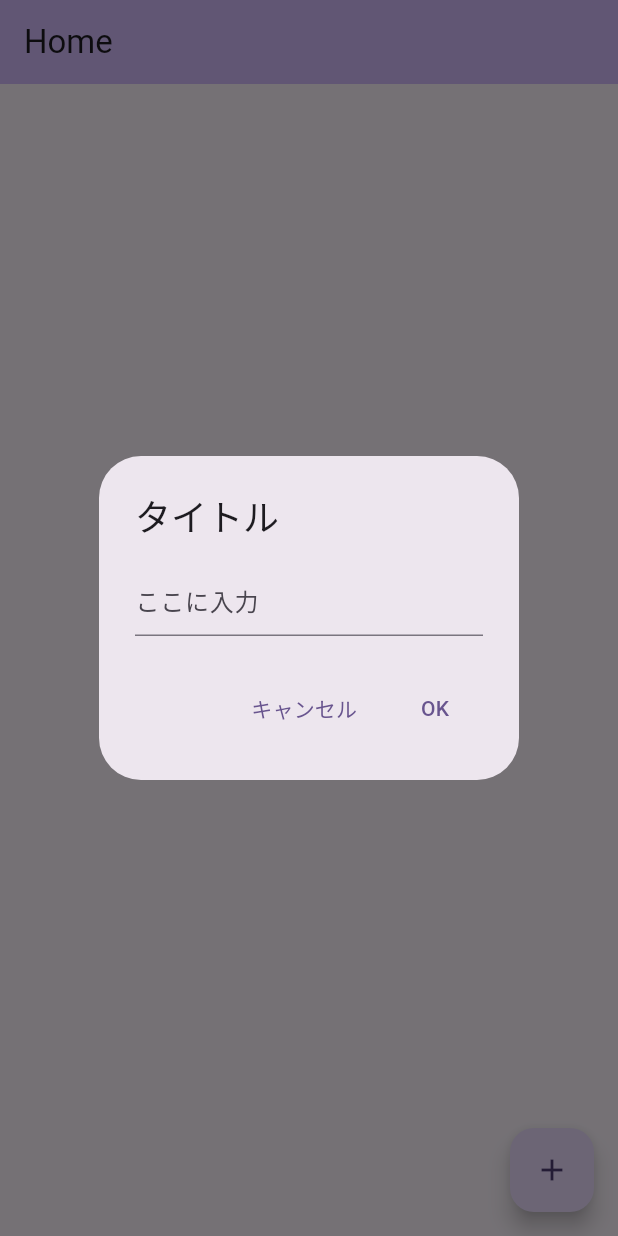
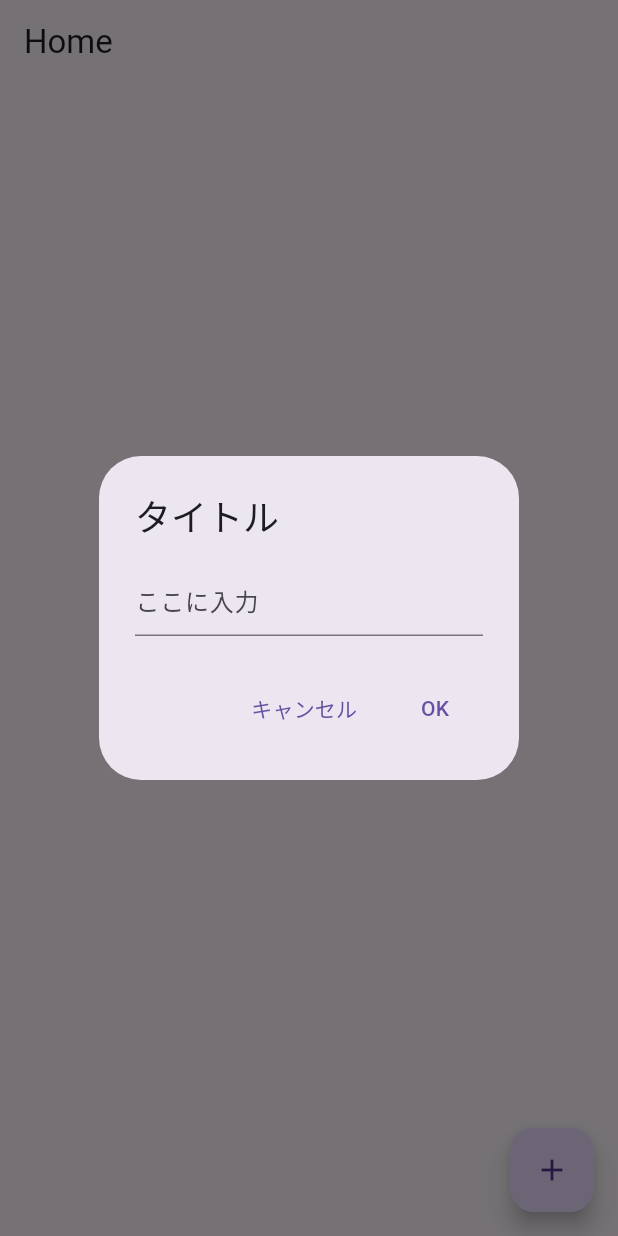
Before and after one commit to rai03k/dit-memo, a Flutter app: the screen it shows after launch, after a tap on the "add" icon, on a phone screen of 412 x 824 dp. Run offline on Flutter 3.47's test engine with Material 2 defaults, Android fonts, the phone set to English and light mode, and no system bars; our stand-ins replace flutter_riverpod, sqflite; accounts and stored records are empty.

Commit message:
third commit

```diff
--- a/lib/dbHelper.dart
+++ b/lib/dbHelper.dart
@@ -81,7 +81,9 @@ class DatabaseHelper {
 
   Future<List<Map<String, dynamic>>> queryAllRows() async {
     Database? db = await instance.database;
-    return await db!.query(table);
+    List<Map<String, dynamic>> result = await db!.query(table);
+    result.forEach((row) => print(row));
+    return result;
   }
 
   Future<int> update(Map<String, dynamic> row) async {
--- a/lib/main.dart
+++ b/lib/main.dart
@@ -19,7 +19,6 @@ class MyApp extends StatelessWidget {
   Widget build(BuildContext context) {
     return MaterialApp(
       theme: ThemeData(
-        colorScheme: ColorScheme.fromSeed(seedColor: Colors.deepPurple),
         useMaterial3: true,
       ),
       home: const MyHomePage(),
@@ -97,20 +96,41 @@ class _MyHomePageState extends State<MyHomePage> {
     );
   }
 
+  late List<Map<String, dynamic>> data;
+
   @override
   Widget build(BuildContext context) {
     return Scaffold(
       appBar: AppBar(
-        backgroundColor: Theme.of(context).colorScheme.inversePrimary,
         title: Text("Home"),
       ),
       body: Center(
+        child: FutureBuilder<List<Map<String, dynamic>>?>(
+          future: _rouCount(),
+          builder: (context, snapshot) {
+            // 通信中はスピナーを表示
+            if (snapshot.connectionState != ConnectionState.done) {
+              return CircularProgressIndicator();
+            }
+            // エラー発生時はエラーメッセージを表示
+            if (snapshot.hasError) {
+              return Text(snapshot.error.toString());
+            }
 
-      ),/*ListView.builder(
-          itemCount: dbHelper.queryRowCount(),
-          itemBuilder: (context, index) {
-            return _listTile("a");
-          }),*/
+            // データがnullでないかチェック
+            if (snapshot.hasData) {
+              return ListView.builder(
+                  itemCount: snapshot.data?.length,
+                  itemBuilder: (context, index) {
+                    return _listTile(snapshot.data?[index]['title']);
+                  }
+              );
+            } else {
+              return Text("データが存在しません");
+            }
+          },
+        ),
+      ),
       floatingActionButton: FloatingActionButton(
         onPressed: () {
           InputDialog(context);
@@ -126,11 +146,17 @@ class _MyHomePageState extends State<MyHomePage> {
       DatabaseHelper.columnTitle: _title,
       DatabaseHelper.columnSubTitle: null,
       DatabaseHelper.columnMemo: null,
-      DatabaseHelper.columnCreatedAt: DateFormat('yyyy-MM-dd-Hms').format(DateTime.now()),
-      DatabaseHelper.columnUpdatedAt: DateFormat('yyyy-MM-dd-Hms').format(DateTime.now())
+      DatabaseHelper.columnCreatedAt: DateFormat('yyyy-MM-dd-HHmmss').format(DateTime.now()),
+      DatabaseHelper.columnUpdatedAt: DateFormat('yyyy-MM-dd-HHmmss').format(DateTime.now())
     };
     final id = await dbHelper.insert(row);
     print('登録しました。id: $id');
+  }
+
+  Future<List<Map<String, dynamic>>> _queryAllRows() async {
+    List<Map<String, dynamic>> data;
+    data = dbHelper.queryAllRows() as List<Map<String, dynamic>>;
+    return data;
   }
 
   // 照会ボタンクリック
@@ -164,4 +190,8 @@ class _MyHomePageState extends State<MyHomePage> {
     int count = await dbHelper.queryRowCount();
     print(count);
   }
+
+  Future<List<Map<String, dynamic>>> _rouCount() async {
+    return await dbHelper.queryAllRows();
+  }
 }
```
Also changed, not shown: lib/memo.dart (+21 -4 lines).
